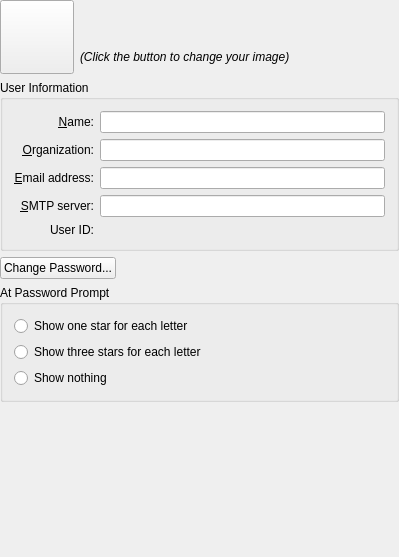
Above: kdepasswd/kcm/main_widget.ui from KDE/konqueror before the change. Below: the same form after it.
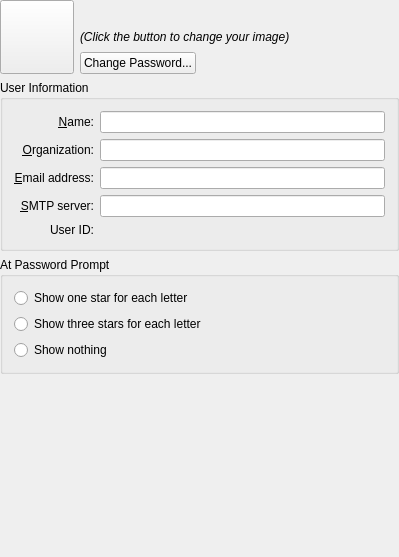
That is the form after the change. Custom widgets are drawn as their Qt base class.

Commit message: Moved change password button on top.

Diff of the .ui file:
```diff
--- a/kdepasswd/kcm/main_widget.ui
+++ b/kdepasswd/kcm/main_widget.ui
@@ -81,6 +81,33 @@
          </property>
         </widget>
        </item>
+       <item>
+        <layout class="QHBoxLayout" name="horizontalLayout" >
+         <item>
+          <widget class="KPushButton" name="btnChangePassword" >
+           <property name="text" >
+            <string>Change Password...</string>
+           </property>
+          </widget>
+         </item>
+         <item>
+          <spacer>
+           <property name="orientation" >
+            <enum>Qt::Horizontal</enum>
+           </property>
+           <property name="sizeType" >
+            <enum>QSizePolicy::Expanding</enum>
+           </property>
+           <property name="sizeHint" stdset="0" >
+            <size>
+             <width>158</width>
+             <height>18</height>
+            </size>
+           </property>
+          </spacer>
+         </item>
+        </layout>
+       </item>
       </layout>
      </item>
     </layout>
@@ -209,33 +236,6 @@
      </layout>
     </widget>
    </item>
-   <item>
-    <layout class="QHBoxLayout" name="horizontalLayout" >
-     <item>
-      <widget class="KPushButton" name="btnChangePassword" >
-       <property name="text" >
-        <string>Change Password...</string>
-       </property>
-      </widget>
-     </item>
-     <item>
-      <spacer>
-       <property name="orientation" >
-        <enum>Qt::Horizontal</enum>
-       </property>
-       <property name="sizeType" >
-        <enum>QSizePolicy::Expanding</enum>
-       </property>
-       <property name="sizeHint" stdset="0" >
-        <size>
-         <width>158</width>
-         <height>18</height>
-        </size>
-       </property>
-      </spacer>
-     </item>
-    </layout>
-   </item>
    <item>
     <widget class="KButtonGroup" name="kcfg_EchoMode" >
      <property name="title" >
```
